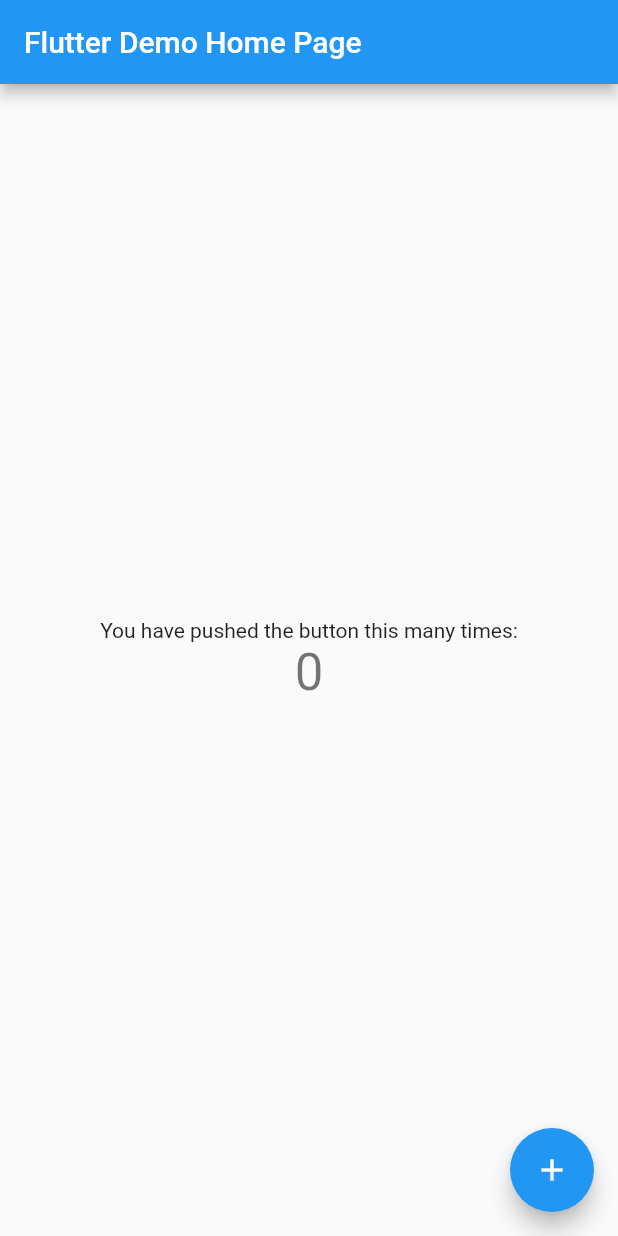
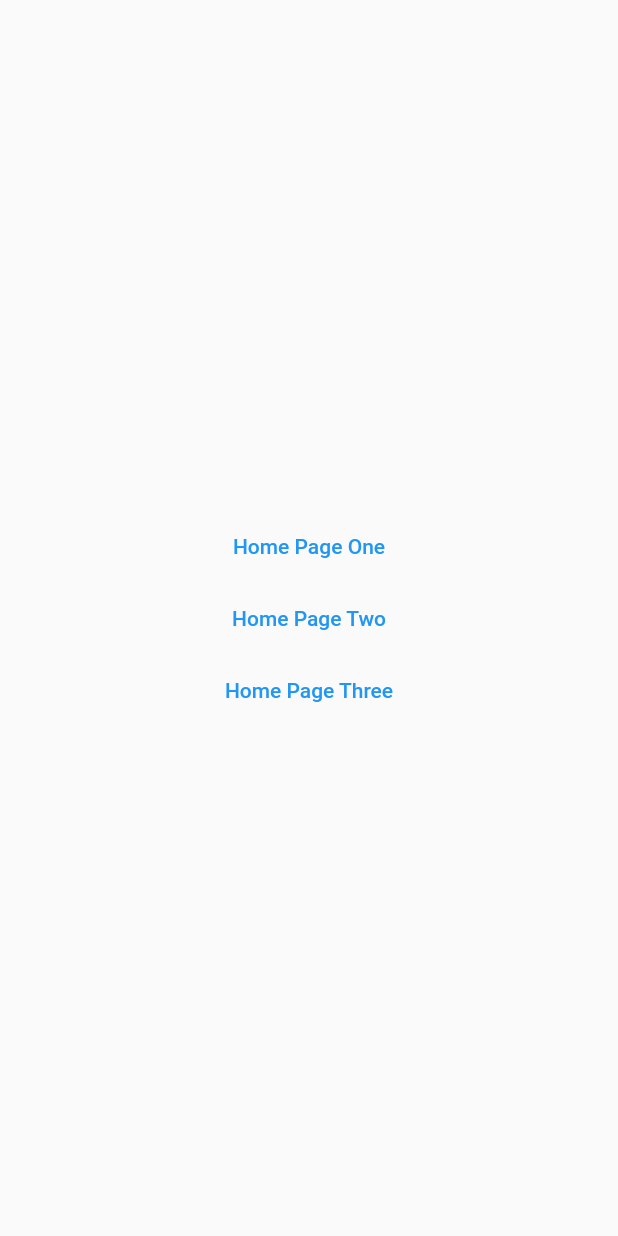
Before and after one commit to Pub-Dev/Lesson-Flutter-ProNavigation, a Flutter app: the screen it shows after launch, on a phone screen of 412 x 824 dp. Run offline on Flutter 3.47's test engine with Material 2 defaults, Android fonts, the phone set to English and light mode, and no system bars.

Commit message:
created structure of all navigations

```diff
--- /dev/null
+++ b/lib/core/app.dart
@@ -0,0 +1,34 @@
+import 'package:flutter/material.dart';
+import 'package:lesson_flutter_pronavigation/core/navigation/navigator_middleware.dart';
+import 'package:lesson_flutter_pronavigation/core/routes/route.dart';
+
+import 'navigation/navigation_service.dart';
+
+class App extends StatefulWidget {
+  const App({Key? key}) : super(key: key);
+
+  @override
+  State<App> createState() => _AppState();
+}
+
+class _AppState extends State<App> {
+  final GlobalKey<NavigatorState> _navigationKey = GlobalKey();
+
+  @override
+  void initState() {
+    NavigationService.instance.navigation = _navigationKey;
+    super.initState();
+  }
+
+  @override
+  Widget build(BuildContext context) {
+    return MaterialApp(
+      routes: RouteHandler.routes,
+      initialRoute: NamedRoute.home,
+      navigatorObservers: [
+        NavigatorMiddleware(),
+      ],
+      navigatorKey: _navigationKey,
+    );
+  }
+}
--- /dev/null
+++ b/lib/core/navigation/navigation_service.dart
@@ -0,0 +1,16 @@
+import 'package:flutter/widgets.dart';
+
+class NavigationService {
+  NavigationService._();
+  static final NavigationService instance = NavigationService._();
+
+  late final GlobalKey<NavigatorState> navigation;
+
+  Future navigateTo<T>(String page, T object) async {
+    await navigation.currentState?.pushNamed(page, arguments: object);
+  }
+
+  BuildContext? getContext() {
+    return navigation.currentContext;
+  }
+}
--- /dev/null
+++ b/lib/core/routes/route.dart
@@ -0,0 +1,42 @@
+import 'package:flutter/widgets.dart';
+
+import '../../features/home/home_page.dart';
+import '../../features/page_1/home_page_one.dart';
+import '../../features/page_1/page_one.dart';
+import '../../features/page_2/home_page_two.dart';
+import '../../features/page_2/page_two.dart';
+import '../../features/page_3/home_page_three.dart';
+import '../../features/page_3/page_three.dart';
+
+class NamedRoute {
+  static const home = '/';
+  static const homePageOne = '${home}homeone';
+  static const pageOne = '$homePageOne/one';
+  static const homePageTwo = '${home}hometwo';
+  static const pageTwo = '$homePageTwo/two';
+  static const homePageThree = '${home}homethree';
+  static const pageThree = '$homePageThree/three';
+}
+
+class RouteHandler {
+  static final routes = {
+    NamedRoute.home: (_) => const HomePage(),
+    NamedRoute.homePageOne: (_) => const HomePageOne(),
+    NamedRoute.pageOne: (_) => const PageOne(),
+    NamedRoute.homePageTwo: (_) => const HomePageTwo(),
+    NamedRoute.pageTwo: (context) => _openPage<String>(
+          context,
+          (text) => PageTwo(text: text),
+        ),
+    NamedRoute.homePageThree: (_) => const HomePageThree(),
+    NamedRoute.pageThree: (context) => _openPage<String>(
+          context,
+          (text) => PageThree(text: text),
+        ),
+  };
+
+  static Widget _openPage<T>(BuildContext context, Widget Function(T) onPage) {
+    final args = ModalRoute.of(context)!.settings.arguments as T;
+    return onPage(args);
+  }
+}
--- /dev/null
+++ b/lib/features/home/home_page.dart
@@ -0,0 +1,37 @@
+import 'package:flutter/material.dart';
+import 'package:lesson_flutter_pronavigation/core/routes/route.dart';
+
+class HomePage extends StatelessWidget {
+  const HomePage({Key? key}) : super(key: key);
+
+  @override
+  Widget build(BuildContext context) {
+    return Scaffold(
+      body: Center(
+        child: Column(
+          mainAxisAlignment: MainAxisAlignment.center,
+          children: [
+            TextButton(
+              onPressed: () {
+                Navigator.of(context).pushNamed(NamedRoute.homePageOne);
+              },
+              child: const Text('Home Page One'),
+            ),
+            TextButton(
+              onPressed: () {
+                Navigator.of(context).pushNamed(NamedRoute.homePageTwo);
+              },
+              child: const Text('Home Page Two'),
+            ),
+            TextButton(
+              onPressed: () {
+                Navigator.of(context).pushNamed(NamedRoute.homePageThree);
+              },
+              child: const Text('Home Page Three'),
+            ),
+          ],
+        ),
+      ),
+    );
+  }
+}
--- a/lib/main.dart
+++ b/lib/main.dart
@@ -1,115 +1,7 @@
 import 'package:flutter/material.dart';
 
+import 'core/app.dart';
+
 void main() {
-  runApp(const MyApp());
+  runApp(const App());
 }
-
-class MyApp extends StatelessWidget {
-  const MyApp({Key? key}) : super(key: key);
-
-  // This widget is the root of your application.
-  @override
-  Widget build(BuildContext context) {
-    return MaterialApp(
-      title: 'Flutter Demo',
-      theme: ThemeData(
-        // This is the theme of your application.
-        //
-        // Try running your application with "flutter run". You'll see the
-        // application has a blue toolbar. Then, without quitting the app, try
-        // changing the primarySwatch below to Colors.green and then invoke
-        // "hot reload" (press "r" in the console where you ran "flutter run",
-        // or simply save your changes to "hot reload" in a Flutter IDE).
-        // Notice that the counter didn't reset back to zero; the application
-        // is not restarted.
-        primarySwatch: Colors.blue,
-      ),
-      home: const MyHomePage(title: 'Flutter Demo Home Page'),
-    );
-  }
-}
-
-class MyHomePage extends StatefulWidget {
-  const MyHomePage({Key? key, required this.title}) : super(key: key);
-
-  // This widget is the home page of your application. It is stateful, meaning
-  // that it has a State object (defined below) that contains fields that affect
-  // how it looks.
-
-  // This class is the configuration for the state. It holds the values (in this
-  // case the title) provided by the parent (in this case the App widget) and
-  // used by the build method of the State. Fields in a Widget subclass are
-  // always marked "final".
-
-  final String title;
-
-  @override
-  State<MyHomePage> createState() => _MyHomePageState();
-}
-
-class _MyHomePageState extends State<MyHomePage> {
-  int _counter = 0;
-
-  void _incrementCounter() {
-    setState(() {
-      // This call to setState tells the Flutter framework that something has
-      // changed in this State, which causes it to rerun the build method below
-      // so that the display can reflect the updated values. If we changed
-      // _counter without calling setState(), then the build method would not be
-      // called again, and so nothing would appear to happen.
-      _counter++;
-    });
-  }
-
-  @override
-  Widget build(BuildContext context) {
-    // This method is rerun every time setState is called, for instance as done
-    // by the _incrementCounter method above.
-    //
-    // The Flutter framework has been optimized to make rerunning build methods
-    // fast, so that you can just rebuild anything that needs updating rather
-    // than having to individually change instances of widgets.
-    return Scaffold(
-      appBar: AppBar(
-        // Here we take the value from the MyHomePage object that was created by
-        // the App.build method, and use it to set our appbar title.
-        title: Text(widget.title),
-      ),
-      body: Center(
-        // Center is a layout widget. It takes a single child and positions it
-        // in the middle of the parent.
-        child: Column(
-          // Column is also a layout widget. It takes a list of children and
-          // arranges them vertically. By default, it sizes itself to fit its
-          // children horizontally, and tries to be as tall as its parent.
-          //
-          // Invoke "debug painting" (press "p" in the console, choose the
-          // "Toggle Debug Paint" action from the Flutter Inspector in Android
-          // Studio, or the "Toggle Debug Paint" command in Visual Studio Code)
-          // to see the wireframe for each widget.
-          //
-          // Column has various properties to control how it sizes itself and
-          // how it positions its children. Here we use mainAxisAlignment to
-          // center the children vertically; the main axis here is the vertical
-          // axis because Columns are vertical (the cross axis would be
-          // horizontal).
-          mainAxisAlignment: MainAxisAlignment.center,
-          children: <Widget>[
-            const Text(
-              'You have pushed the button this many times:',
-            ),
-            Text(
-              '$_counter',
-              style: Theme.of(context).textTheme.headline4,
-            ),
-          ],
-        ),
-      ),
-      floatingActionButton: FloatingActionButton(
-        onPressed: _incrementCounter,
-        tooltip: 'Increment',
-        child: const Icon(Icons.add),
-      ), // This trailing comma makes auto-formatting nicer for build methods.
-    );
-  }
-}
```
Also changed, not shown: lib/core/navigation/navigator_middleware.dart (added, +10 -0 lines), lib/features/page_1/home_page_one.dart (added, +25 -0 lines), lib/features/page_1/page_one.dart (added, +19 -0 lines), lib/features/page_2/home_page_two.dart (added, +24 -0 lines), lib/features/page_2/page_two.dart (added, +20 -0 lines), lib/features/page_3/controllers/home_page_three_controller.dart (added, +12 -0 lines), lib/features/page_3/home_page_three.dart (added, +26 -0 lines), lib/features/page_3/page_three.dart (added, +20 -0 lines), 1 other file.
